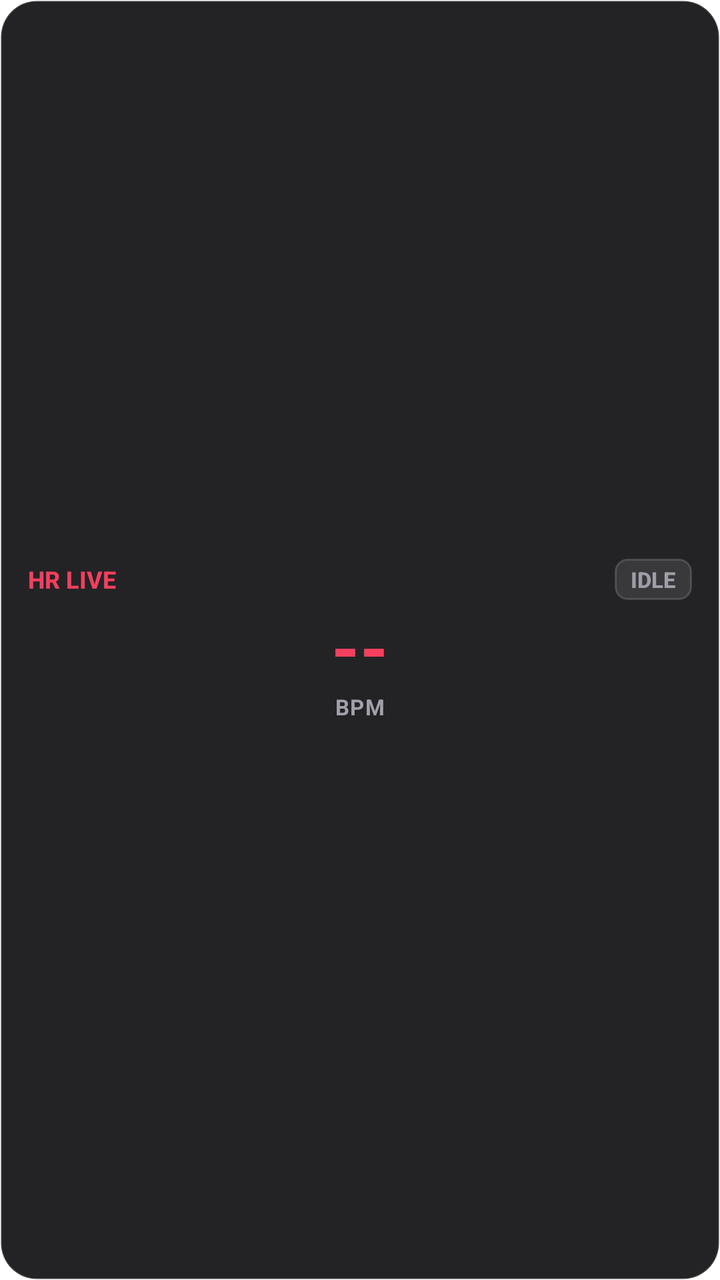
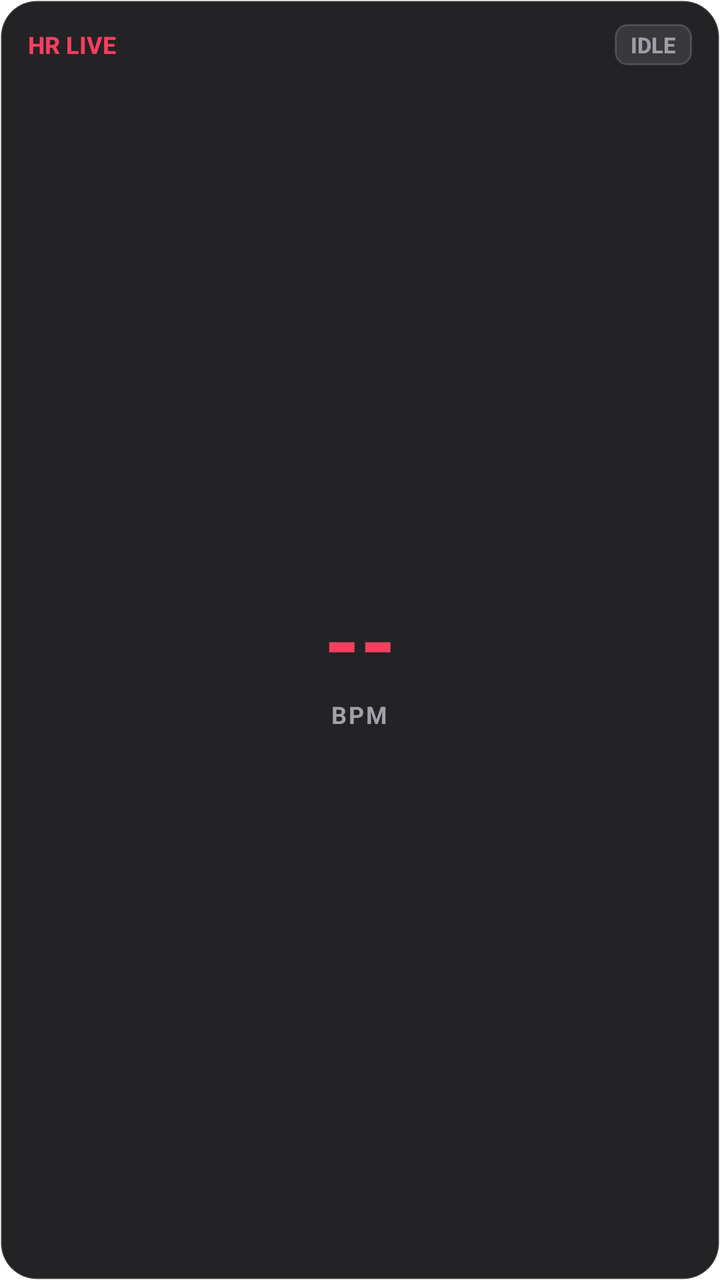

Before-and-after screenshots of an Android layout around one commit, followed by the original layout XML and the change that was made.
<!-- AndroidManifest.xml: application theme Theme.MaterialComponents.DayNight.NoActionBar -->
<!-- res/layout/widget_heart_rate.xml -->
<?xml version="1.0" encoding="utf-8"?>
<LinearLayout xmlns:android="http://schemas.android.com/apk/res/android"
    android:id="@+id/widgetHrRoot"
    android:layout_width="match_parent"
    android:layout_height="match_parent"
    android:background="@drawable/widget_background"
    android:orientation="vertical"
    android:padding="14dp"
    android:gravity="center">

    
    <LinearLayout
        android:layout_width="match_parent"
        android:layout_height="wrap_content"
        android:orientation="horizontal"
        android:gravity="center_vertical">

        <TextView
            android:layout_width="wrap_content"
            android:layout_height="wrap_content"
            android:text="HR LIVE"
            android:textColor="#F43F5E"
            android:textSize="12sp"
            android:fontFamily="sans-serif-medium"
            android:textStyle="bold" />

        <FrameLayout
            android:layout_width="0dp"
            android:layout_height="wrap_content"
            android:layout_weight="1" />

        <TextView
            android:id="@+id/widgetHrZoneBadge"
            android:layout_width="wrap_content"
            android:layout_height="wrap_content"
            android:background="@drawable/widget_tier_bg"
            android:paddingStart="8dp"
            android:paddingTop="3dp"
            android:paddingEnd="8dp"
            android:paddingBottom="3dp"
            android:text="IDLE"
            android:textColor="#9E9EA7"
            android:textSize="11sp"
            android:fontFamily="sans-serif-medium"
            android:textStyle="bold" />
    </LinearLayout>

    
    <TextView
        android:id="@+id/widgetHrBpmValue"
        android:layout_width="wrap_content"
        android:layout_height="wrap_content"
        android:layout_marginTop="4dp"
        android:text="--"
        android:textColor="#F43F5E"
        android:textSize="36sp"
        android:fontFamily="sans-serif-rounded"
        android:textStyle="bold"
        android:includeFontPadding="false" />

    <TextView
        android:layout_width="wrap_content"
        android:layout_height="wrap_content"
        android:text="BPM"
        android:textColor="#A1A1AA"
        android:textSize="11sp"
        android:fontFamily="sans-serif-rounded"
        android:textStyle="bold"
        android:letterSpacing="0.05" />

</LinearLayout>
<!-- resources referenced by this layout -->
<resources>
  <!-- drawable widget_background (drawable) -->
  <?xml version="1.0" encoding="utf-8"?>
  <shape xmlns:android="http://schemas.android.com/apk/res/android"
      android:shape="rectangle">
      <solid android:color="#F218181B" />
      <corners android:radius="18dp" />
      <stroke
          android:width="1dp"
          android:color="#1FFFFFFF" />
  </shape>
  <!-- drawable widget_tier_bg (drawable) -->
  <?xml version="1.0" encoding="utf-8"?>
  <shape xmlns:android="http://schemas.android.com/apk/res/android"
      android:shape="rectangle">
      <solid android:color="#1AFFFFFF" />
      <corners android:radius="6dp" />
      <stroke
          android:width="1dp"
          android:color="#26FFFFFF" />
  </shape>
</resources>

<!-- the commit's change to res/layout/widget_heart_rate.xml (unified diff, before → after) -->
@@ -5,8 +5,10 @@
     android:layout_height="match_parent"
     android:background="@drawable/widget_background"
     android:orientation="vertical"
-    android:padding="14dp"
-    android:gravity="center">
+    android:paddingStart="14dp"
+    android:paddingTop="12dp"
+    android:paddingEnd="14dp"
+    android:paddingBottom="12dp">
 
     
     <LinearLayout
@@ -46,26 +48,44 @@
     </LinearLayout>
 
     
-    <TextView
-        android:id="@+id/widgetHrBpmValue"
-        android:layout_width="wrap_content"
+    <FrameLayout
+        android:layout_width="match_parent"
+        android:layout_height="0dp"
+        android:layout_weight="1" />
+
+    
+    <LinearLayout
+        android:layout_width="match_parent"
         android:layout_height="wrap_content"
-        android:layout_marginTop="4dp"
-        android:text="--"
-        android:textColor="#F43F5E"
-        android:textSize="36sp"
-        android:fontFamily="sans-serif-rounded"
-        android:textStyle="bold"
-        android:includeFontPadding="false" />
+        android:orientation="vertical"
+        android:gravity="center">
 
-    <TextView
-        android:layout_width="wrap_content"
-        android:layout_height="wrap_content"
-        android:text="BPM"
-        android:textColor="#A1A1AA"
-        android:textSize="11sp"
-        android:fontFamily="sans-serif-rounded"
-        android:textStyle="bold"
-        android:letterSpacing="0.05" />
+        <TextView
+            android:id="@+id/widgetHrBpmValue"
+            android:layout_width="wrap_content"
+            android:layout_height="wrap_content"
+            android:text="--"
+            android:textColor="#F43F5E"
+            android:textSize="46sp"
+            android:fontFamily="sans-serif-rounded"
+            android:textStyle="bold"
+            android:includeFontPadding="false" />
+
+        <TextView
+            android:layout_width="wrap_content"
+            android:layout_height="wrap_content"
+            android:text="BPM"
+            android:textColor="#A1A1AA"
+            android:textSize="12sp"
+            android:fontFamily="sans-serif-rounded"
+            android:textStyle="bold"
+            android:letterSpacing="0.08" />
+    </LinearLayout>
+
+    
+    <FrameLayout
+        android:layout_width="match_parent"
+        android:layout_height="0dp"
+        android:layout_weight="1" />
 
 </LinearLayout>
